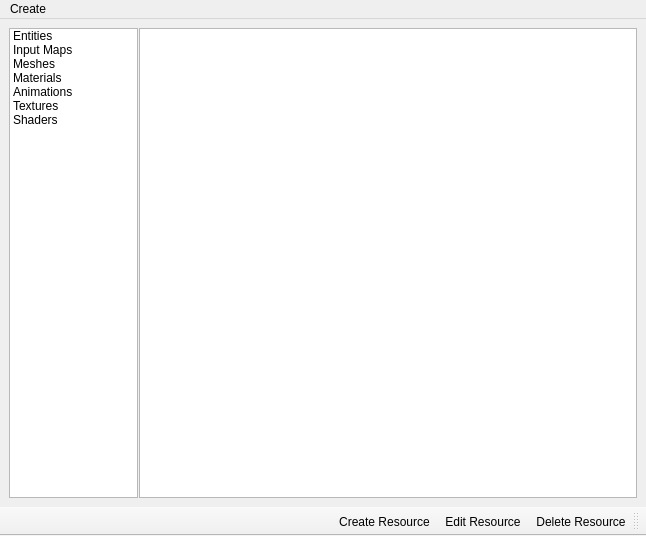
The window that ui/resource_browser.ui (dprandle/bbtoolkit) describes before a commit, drawn with Qt 5.
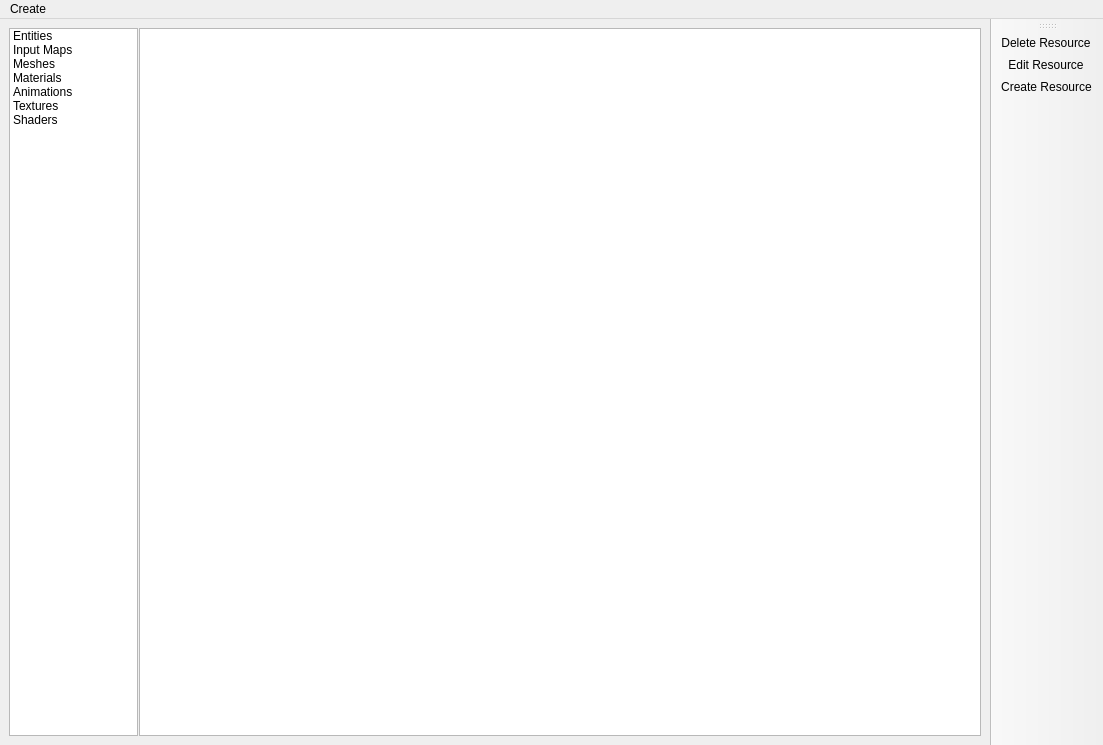
The same window after the commit. Icons and pictures are not drawn.

What changed in the file:
```diff
--- a/ui/resource_browser.ui
+++ b/ui/resource_browser.ui
@@ -6,8 +6,8 @@
    <rect>
     <x>0</x>
     <y>0</y>
-    <width>646</width>
-    <height>536</height>
+    <width>1103</width>
+    <height>745</height>
    </rect>
   </property>
   <property name="windowTitle">
@@ -142,8 +142,8 @@
     <rect>
      <x>0</x>
      <y>0</y>
-     <width>646</width>
-     <height>20</height>
+     <width>1103</width>
+     <height>22</height>
     </rect>
    </property>
    <widget class="QMenu" name="m_create_menu">
@@ -168,7 +168,7 @@
     <enum>Qt::RightToLeft</enum>
    </property>
    <attribute name="toolBarArea">
-    <enum>BottomToolBarArea</enum>
+    <enum>RightToolBarArea</enum>
    </attribute>
    <attribute name="toolBarBreak">
     <bool>false</bool>
```
